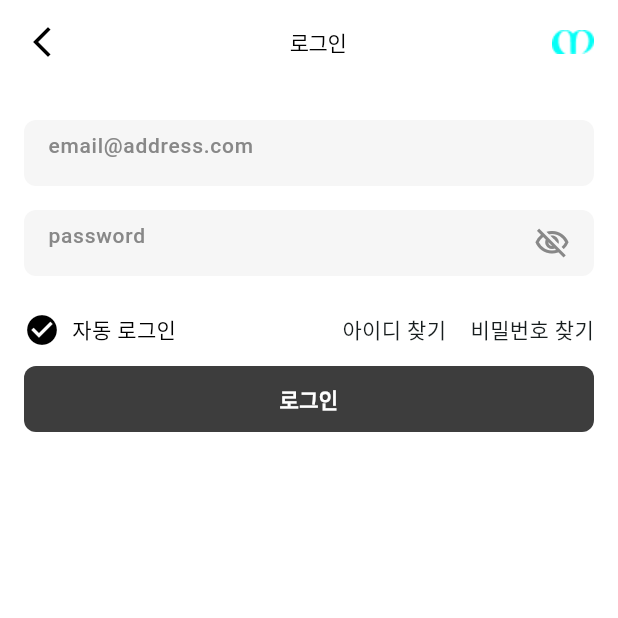
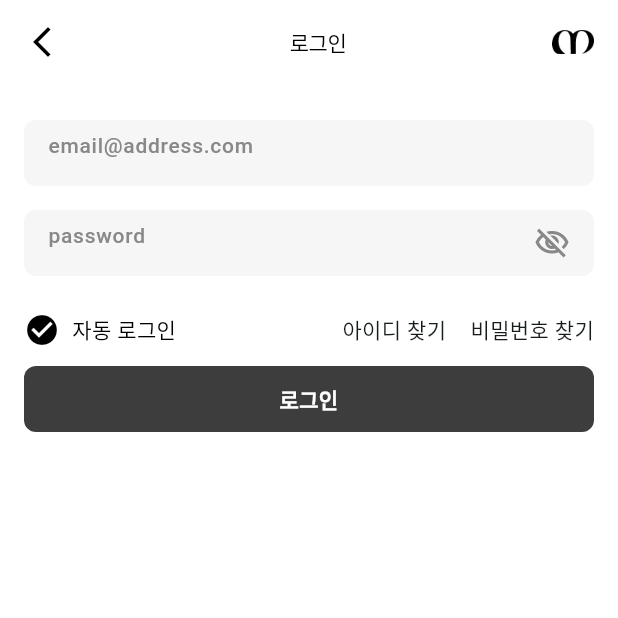
Before and after one commit to hdachan/modir_sh2, a Flutter app: the screen it shows after launch, after a tap on "이메일로 로그인", on a phone screen of 412 x 824 dp, the top half of it. Run offline on Flutter 3.47's test engine with Material 3 defaults, Android fonts, the phone set to English and light mode, and no system bars; our stand-ins replace flutter_svg, go_router, google_sign_in, image_picker, supabase_flutter; accounts and stored records are empty; Roboto replaces fonts that are missing (Pretendard); project files that could hold a hidden picture were left out.

Commit message:
20250609 로그인 화면 수정

```diff
--- a/lib/Auth/views/LoginSelectionScreen.dart
+++ b/lib/Auth/views/LoginSelectionScreen.dart
@@ -52,7 +52,7 @@ class _LoginSelectionScreenState extends State<LoginSelectionScreen> {
                           ),
                           const SizedBox(height: 16),
                           CustomLoginButton(
-                            iconPath: 'assets/image/mini_logo.svg',
+                            iconPath: 'assets/image/mini_logo_white.svg',
                             label: '이메일로 로그인',
                             gradient: const LinearGradient(
                               begin: Alignment(0.00, 0.00),
@@ -63,7 +63,7 @@ class _LoginSelectionScreenState extends State<LoginSelectionScreen> {
                               width: 1,
                               color: Color(0xFF3D3D3D),
                             ),
-                            textColor: const Color(0xFF05FFF7),
+                            textColor: Colors.white,
                             fontFamily: 'Pretendard',
                             iconSize: 12,
                             onPressed: () {
--- a/lib/widget/login_field.dart
+++ b/lib/widget/login_field.dart
@@ -30,7 +30,7 @@ class WelcomeHeader extends StatelessWidget {
                   ),
                 ),
                 TextSpan(
-                  text: '에서 다양한\n매장 정보를 확인하세요',
+                  text: '에서 다양한\n모든 정보를 확인하세요',
                   style: const TextStyle(
                     color: Colors.black,
                     fontSize: 24,
--- a/lib/widget/login_widget.dart
+++ b/lib/widget/login_widget.dart
@@ -49,7 +49,10 @@ PreferredSizeWidget loginAppBar(
               ),
               Padding(
                 padding: const EdgeInsets.only(right: 16),
-                child: Image.asset('assets/image/logo_primary2.png'),
+                child: Image.asset(
+                  'assets/image/mini_logo_black.png',
+                  width: 28,
+                ),
               ),
             ],
           ),
--- a/pubspec.yaml
+++ b/pubspec.yaml
@@ -65,6 +65,7 @@ flutter:
     - assets/image/advertisement_3.svg
     - assets/image/advertisement_4.svg
     - assets/image/logo_primary.svg
+    - assets/image/mini_logo_white.svg
 
     - assets/image/test_image.png
 
@@ -80,6 +81,8 @@ flutter:
     #- assets/image/QuickShare.png
     - assets/image/bgimage.png
     - assets/image/bgimage.jpg
+    - assets/image/mini_logo_black.png
+    - assets/image/mini_logo_white.png
 
     - assets/icons/QuickShare.png
     - assets/icons/Kakaotalk.png
```
Also changed, not shown: assets/image/mini_logo_black.png (added), assets/image/mini_logo_white.png (added), assets/image/mini_logo_white.svg (added).
